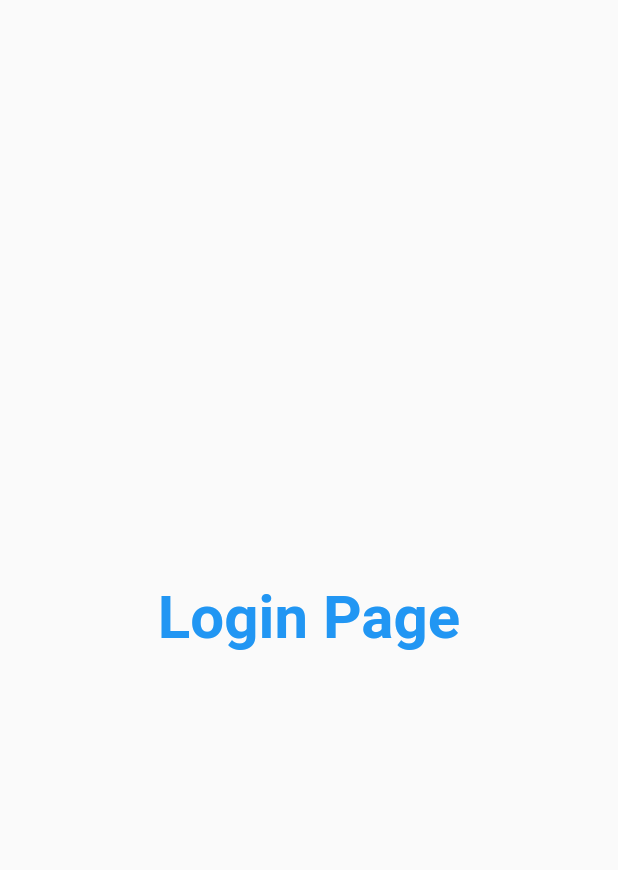
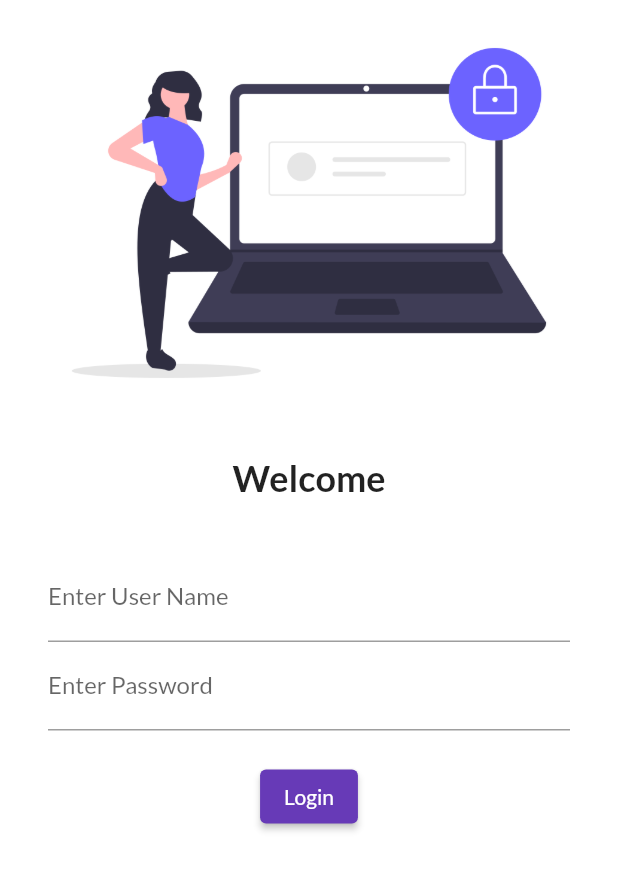
Before and after one commit to mohibhati/30daysflutterforexample, a Flutter app: the screen it shows after launch, on a phone screen of 412 x 824 dp. Shown: the top 870 px of the screen. Run offline on Flutter 3.47's test engine with Material 2 defaults, Android fonts, the phone set to English and light mode, and no system bars; our stand-ins replace google_fonts.

Commit message:
First commit

```diff
--- a/lib/login_page.dart
+++ b/lib/login_page.dart
@@ -1,16 +1,51 @@
+import 'dart:ui';
+
 import 'package:flutter/material.dart';
 
 class LoginPage extends StatelessWidget {
   @override
   Widget build(BuildContext context) {
     return Material(
-      child: Center(
-        child: Text(
-          "Login Page",
-          style: TextStyle(
-              fontSize: 40, color: Colors.blue, fontWeight: FontWeight.bold),
-        ),
-      ),
-    );
+        color: Colors.white,
+        child: Column(
+          children: [
+            Image.asset("assets/images/login.png", fit: BoxFit.cover),
+            SizedBox(height: 20.0),
+            Text(
+              "Welcome",
+              style: TextStyle(fontSize: 24, fontWeight: FontWeight.bold),
+            ),
+            SizedBox(
+              height: 20.0,
+            ),
+            Padding(
+              padding:
+                  const EdgeInsets.symmetric(vertical: 16.0, horizontal: 32.0),
+              child: Column(
+                children: [
+                  TextFormField(
+                    decoration: InputDecoration(
+                        hintText: "User Name", labelText: "Enter User Name"),
+                  ),
+                  TextFormField(
+                    obscureText: true,
+                    decoration: InputDecoration(
+                        hintText: "User Passwd", labelText: "Enter Password"),
+                  ),
+                  SizedBox(
+                    height: 20.0,
+                  ),
+                  ElevatedButton(
+                    child: Text("Login"),
+                    style: TextButton.styleFrom(),
+                    onPressed: () {
+                      print("hello world");
+                    },
+                  ),
+                ],
+              ),
+            )
+          ],
+        ));
   }
 }
--- a/lib/main.dart
+++ b/lib/main.dart
@@ -1,6 +1,7 @@
 import 'package:flutter/material.dart';
 import 'package:flutter_application_1/login_page.dart';
 import 'package:flutter_application_1/pages/home_page.dart';
+import 'package:google_fonts/google_fonts.dart';
 
 void main() {
   runApp(MyApp());
@@ -13,8 +14,12 @@ class MyApp extends StatelessWidget {
       debugShowCheckedModeBanner: false,
       //home: HomePage(),
       themeMode: ThemeMode.light,
-      theme: ThemeData(primarySwatch: Colors.deepPurple),
-      darkTheme: ThemeData(brightness: Brightness.dark),
+      theme: ThemeData(
+          primarySwatch: Colors.deepPurple,
+          fontFamily: GoogleFonts.lato().fontFamily,
+          primaryTextTheme: GoogleFonts.latoTextTheme()),
+
+      initialRoute: "/",
       routes: {
         "/": (context) => LoginPage(),
         "/home": (context) => HomePage(),
--- a/pubspec.yaml
+++ b/pubspec.yaml
@@ -34,6 +34,7 @@ dependencies:
   # The following adds the Cupertino Icons font to your application.
   # Use with the CupertinoIcons class for iOS style icons.
   cupertino_icons: ^1.0.2
+  google_fonts: ^2.1.1
 
 dev_dependencies:
   flutter_test:
@@ -58,8 +59,8 @@ flutter:
   uses-material-design: true
 
   # To add assets to your application, add an assets section, like this:
-  # assets:
-  #   - images/a_dot_burr.jpeg
+  assets:
+    - assets/images/login.png
   #   - images/a_dot_ham.jpeg
 
   # An image asset can refer to one or more resolution-specific "variants", see
```
Also changed, not shown: assets/images/login.png (added), pubspec.lock.
